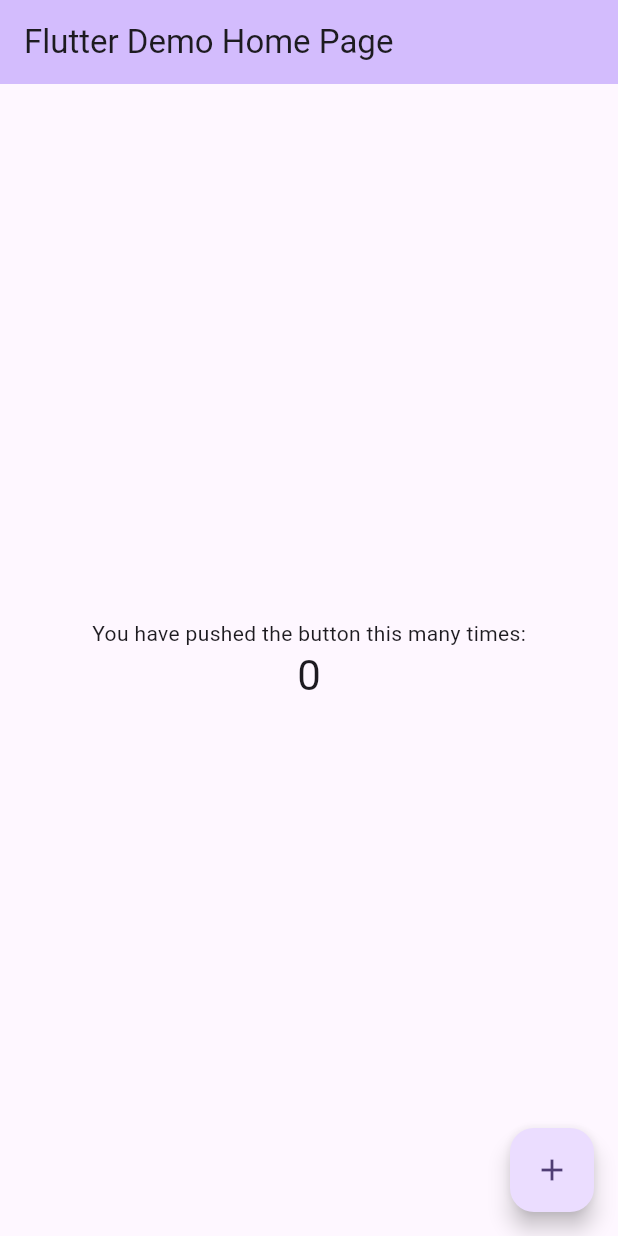
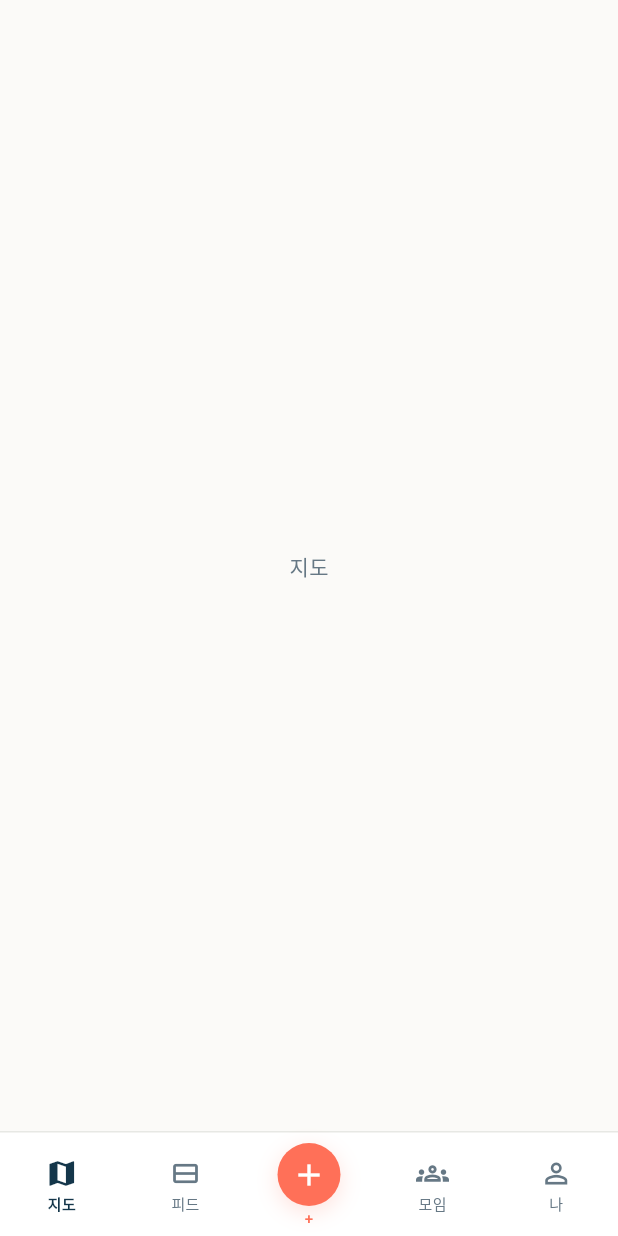
Before and after one commit to jigyeonkim26-ops/DxTeam3, a Flutter app: the screen it shows after launch, on a phone screen of 412 x 824 dp. Run offline on Flutter 3.47's test engine with Material 3 defaults, Android fonts, the phone set to English and light mode, and no system bars.

Commit message:
feat: add Flutter app shell navigation

```diff
--- /dev/null
+++ b/overlap/frontend/lib/core/constants/app_colors.dart
@@ -0,0 +1,14 @@
+import 'package:flutter/material.dart';
+
+/// OVERLAP 목업의 색상 토큰입니다.
+abstract final class AppColors {
+  static const Color paper = Color(0xFFFBFAF8);
+  static const Color surface = Color(0xFFFFFFFF);
+  static const Color softMint = Color(0xFFC9E2D5);
+  static const Color paleMint = Color(0xFFDCEFE5);
+  static const Color deepNavy = Color(0xFF14364A);
+  static const Color ink = Color(0xFF173244);
+  static const Color muted = Color(0xFF667885);
+  static const Color coral = Color(0xFFFF7058);
+  static const Color divider = Color(0xFFE7E8E4);
+}
--- /dev/null
+++ b/overlap/frontend/lib/core/constants/app_spacing.dart
@@ -0,0 +1,13 @@
+/// 화면 여백과 모서리 반경을 통일하기 위한 간격 토큰입니다.
+abstract final class AppSpacing {
+  static const double xxs = 4;
+  static const double xs = 8;
+  static const double sm = 12;
+  static const double md = 16;
+  static const double lg = 24;
+  static const double xl = 32;
+
+  static const double cardRadius = 20;
+  static const double buttonRadius = 16;
+  static const double pillRadius = 999;
+}
--- /dev/null
+++ b/overlap/frontend/lib/core/theme/app_theme.dart
@@ -0,0 +1,109 @@
+import 'package:flutter/material.dart';
+
+import '../constants/app_colors.dart';
+import '../constants/app_spacing.dart';
+
+abstract final class AppTheme {
+  static ThemeData light() {
+    const colorScheme = ColorScheme.light(
+      primary: AppColors.deepNavy,
+      onPrimary: Colors.white,
+      secondary: AppColors.coral,
+      onSecondary: Colors.white,
+      surface: AppColors.surface,
+      onSurface: AppColors.ink,
+      error: AppColors.coral,
+      onError: Colors.white,
+    );
+
+    return ThemeData(
+      useMaterial3: true,
+      colorScheme: colorScheme,
+      scaffoldBackgroundColor: AppColors.paper,
+      dividerColor: AppColors.divider,
+      textTheme: const TextTheme(
+        headlineSmall: TextStyle(
+          color: AppColors.ink,
+          fontWeight: FontWeight.w700,
+          letterSpacing: -0.8,
+        ),
+        bodyLarge: TextStyle(color: AppColors.ink),
+        bodyMedium: TextStyle(color: AppColors.muted),
+        labelLarge: TextStyle(fontWeight: FontWeight.w700),
+      ),
+      appBarTheme: const AppBarTheme(
+        backgroundColor: AppColors.surface,
+        foregroundColor: AppColors.ink,
+        elevation: 0,
+        scrolledUnderElevation: 0,
+        centerTitle: true,
+        surfaceTintColor: Colors.transparent,
+      ),
+      cardTheme: const CardThemeData(
+        color: AppColors.surface,
+        elevation: 0,
+        margin: EdgeInsets.zero,
+        surfaceTintColor: Colors.transparent,
+        shape: RoundedRectangleBorder(
+          borderRadius: BorderRadius.all(
+            Radius.circular(AppSpacing.cardRadius),
+          ),
+        ),
+      ),
+      elevatedButtonTheme: ElevatedButtonThemeData(
+        style: ElevatedButton.styleFrom(
+          backgroundColor: AppColors.deepNavy,
+          foregroundColor: Colors.white,
+          elevation: 0,
+          minimumSize: const Size(0, 52),
+          padding: const EdgeInsets.symmetric(horizontal: AppSpacing.lg),
+          shape: const RoundedRectangleBorder(
+            borderRadius: BorderRadius.all(
+              Radius.circular(AppSpacing.buttonRadius),
+            ),
+          ),
+          textStyle: const TextStyle(fontWeight: FontWeight.w700),
+        ),
+      ),
+      outlinedButtonTheme: OutlinedButtonThemeData(
+        style: OutlinedButton.styleFrom(
+          foregroundColor: AppColors.deepNavy,
+          backgroundColor: AppColors.paleMint,
+          side: BorderSide.none,
+          minimumSize: const Size(0, 52),
+          shape: const RoundedRectangleBorder(
+            borderRadius: BorderRadius.all(
+              Radius.circular(AppSpacing.buttonRadius),
+            ),
+          ),
+        ),
+      ),
+      inputDecorationTheme: const InputDecorationTheme(
+        filled: true,
+        fillColor: AppColors.surface,
+        contentPadding: EdgeInsets.symmetric(
+          horizontal: AppSpacing.md,
+          vertical: AppSpacing.sm,
+        ),
+        border: OutlineInputBorder(
+          borderRadius: BorderRadius.all(
+            Radius.circular(AppSpacing.buttonRadius),
+          ),
+          borderSide: BorderSide(color: AppColors.divider),
+        ),
+        enabledBorder: OutlineInputBorder(
+          borderRadius: BorderRadius.all(
+            Radius.circular(AppSpacing.buttonRadius),
+          ),
+          borderSide: BorderSide(color: AppColors.divider),
+        ),
+        focusedBorder: OutlineInputBorder(
+          borderRadius: BorderRadius.all(
+            Radius.circular(AppSpacing.buttonRadius),
+          ),
+          borderSide: BorderSide(color: AppColors.deepNavy, width: 1.5),
+        ),
+      ),
+    );
+  }
+}
--- /dev/null
+++ b/overlap/frontend/lib/features/group/screens/groups_screen.dart
@@ -0,0 +1,10 @@
+import 'package:flutter/material.dart';
+
+class GroupsScreen extends StatelessWidget {
+  const GroupsScreen({super.key});
+
+  @override
+  Widget build(BuildContext context) {
+    return const Center(child: Text('모임'));
+  }
+}
--- /dev/null
+++ b/overlap/frontend/lib/features/home/screens/app_shell_screen.dart
@@ -0,0 +1,146 @@
+import 'package:flutter/material.dart';
+
+import '../../../core/constants/app_colors.dart';
+import '../../../core/constants/app_spacing.dart';
+import '../../group/screens/groups_screen.dart';
+import '../../map/screens/map_screen.dart';
+import '../../memory/screens/feed_screen.dart';
+import '../../memory/screens/record_compose_screen.dart';
+import '../../user/screens/profile_screen.dart';
+
+class AppShellScreen extends StatefulWidget {
+  const AppShellScreen({super.key});
+
+  @override
+  State<AppShellScreen> createState() => _AppShellScreenState();
+}
+
+class _AppShellScreenState extends State<AppShellScreen> {
+  int _selectedIndex = 0;
+
+  static const _screens = <Widget>[
+    MapScreen(),
+    FeedScreen(),
+    RecordComposeScreen(),
+    GroupsScreen(),
+    ProfileScreen(),
+  ];
+
+  static const _items = <_NavigationItem>[
+    _NavigationItem('지도', Icons.map_outlined, Icons.map),
+    _NavigationItem('피드', Icons.view_stream_outlined, Icons.view_stream),
+    _NavigationItem('새 기록', Icons.add, Icons.add),
+    _NavigationItem('모임', Icons.groups_outlined, Icons.groups),
+    _NavigationItem('나', Icons.person_outline, Icons.person),
+  ];
+
+  @override
+  Widget build(BuildContext context) {
+    return Scaffold(
+      body: SafeArea(
+        bottom: false,
+        child: IndexedStack(index: _selectedIndex, children: _screens),
+      ),
+      bottomNavigationBar: SafeArea(
+        top: false,
+        child: Container(
+          height: 70,
+          decoration: const BoxDecoration(
+            color: AppColors.surface,
+            border: Border(top: BorderSide(color: AppColors.divider)),
+          ),
+          child: Row(
+            children: List.generate(_items.length, (index) {
+              final item = _items[index];
+              return Expanded(
+                child: _BottomNavigationItem(
+                  item: item,
+                  selected: _selectedIndex == index,
+                  isCompose: index == 2,
+                  onTap: () => setState(() => _selectedIndex = index),
+                ),
+              );
+            }),
+          ),
+        ),
+      ),
+    );
+  }
+}
+
+class _NavigationItem {
+  const _NavigationItem(this.label, this.outlinedIcon, this.selectedIcon);
+
+  final String label;
+  final IconData outlinedIcon;
+  final IconData selectedIcon;
+}
+
+class _BottomNavigationItem extends StatelessWidget {
+  const _BottomNavigationItem({
+    required this.item,
+    required this.selected,
+    required this.isCompose,
+    required this.onTap,
+  });
+
+  final _NavigationItem item;
+  final bool selected;
+  final bool isCompose;
+  final VoidCallback onTap;
+
+  @override
+  Widget build(BuildContext context) {
+    final color = selected ? AppColors.deepNavy : AppColors.muted;
+
+    return Semantics(
+      button: true,
+      selected: selected,
+      label: item.label,
+      child: InkWell(
+        onTap: onTap,
+        child: Padding(
+          padding: const EdgeInsets.only(top: AppSpacing.xxs, bottom: 2),
+          child: Column(
+            mainAxisAlignment: MainAxisAlignment.center,
+            children: [
+              if (isCompose)
+                Container(
+                  width: 42,
+                  height: 42,
+                  margin: const EdgeInsets.only(bottom: 1),
+                  decoration: const BoxDecoration(
+                    color: AppColors.coral,
+                    shape: BoxShape.circle,
+                    boxShadow: [
+                      BoxShadow(
+                        color: Color(0x33FF7058),
+                        blurRadius: 12,
+                        offset: Offset(0, 4),
+                      ),
+                    ],
+                  ),
+                  child: Icon(Icons.add, color: Colors.white),
+                )
+              else
+                Icon(
+                  selected ? item.selectedIcon : item.outlinedIcon,
+                  color: color,
+                  size: 22,
+                ),
+              SizedBox(height: isCompose ? 0 : 2),
+              Text(
+                isCompose ? '+' : item.label,
+                style: TextStyle(
+                  color: isCompose ? AppColors.coral : color,
+                  fontSize: 10,
+                  fontWeight: selected ? FontWeight.w700 : FontWeight.w500,
+                ),
+              ),
+            ],
+          ),
+        ),
+      ),
+    );
+  }
+}
--- /dev/null
+++ b/overlap/frontend/lib/features/map/screens/map_screen.dart
@@ -0,0 +1,10 @@
+import 'package:flutter/material.dart';
+
+class MapScreen extends StatelessWidget {
+  const MapScreen({super.key});
+
+  @override
+  Widget build(BuildContext context) {
+    return const Center(child: Text('지도'));
+  }
+}
--- /dev/null
+++ b/overlap/frontend/lib/features/memory/screens/feed_screen.dart
@@ -0,0 +1,10 @@
+import 'package:flutter/material.dart';
+
+class FeedScreen extends StatelessWidget {
+  const FeedScreen({super.key});
+
+  @override
+  Widget build(BuildContext context) {
+    return const Center(child: Text('피드'));
+  }
+}
--- /dev/null
+++ b/overlap/frontend/lib/features/memory/screens/record_compose_screen.dart
@@ -0,0 +1,10 @@
+import 'package:flutter/material.dart';
+
+class RecordComposeScreen extends StatelessWidget {
+  const RecordComposeScreen({super.key});
+
+  @override
+  Widget build(BuildContext context) {
+    return const Center(child: Text('새 기록'));
+  }
+}
--- /dev/null
+++ b/overlap/frontend/lib/features/user/screens/profile_screen.dart
@@ -0,0 +1,10 @@
+import 'package:flutter/material.dart';
+
+class ProfileScreen extends StatelessWidget {
+  const ProfileScreen({super.key});
+
+  @override
+  Widget build(BuildContext context) {
+    return const Center(child: Text('나'));
+  }
+}
--- a/overlap/frontend/lib/main.dart
+++ b/overlap/frontend/lib/main.dart
@@ -1,122 +1,22 @@
 import 'package:flutter/material.dart';
 
+import 'core/theme/app_theme.dart';
+import 'features/home/screens/app_shell_screen.dart';
+
 void main() {
-  runApp(const MyApp());
+  runApp(const OverlapApp());
 }
 
-class MyApp extends StatelessWidget {
-  const MyApp({super.key});
+class OverlapApp extends StatelessWidget {
+  const OverlapApp({super.key});
 
-  // This widget is the root of your application.
   @override
   Widget build(BuildContext context) {
     return MaterialApp(
-      title: 'Flutter Demo',
-      theme: ThemeData(
-        // This is the theme of your application.
-        //
-        // TRY THIS: Try running your application with "flutter run". You'll see
-        // the application has a purple toolbar. Then, without quitting the app,
-        // try changing the seedColor in the colorScheme below to Colors.green
-        // and then invoke "hot reload" (save your changes or press the "hot
-        // reload" button in a Flutter-supported IDE, or press "r" if you used
-        // the command line to start the app).
-        //
-        // Notice that the counter didn't reset back to zero; the application
-        // state is not lost during the reload. To reset the state, use hot
-        // restart instead.
-        //
-        // This works for code too, not just values: Most code changes can be
-        // tested with just a hot reload.
-        colorScheme: .fromSeed(seedColor: Colors.deepPurple),
-      ),
-      home: const MyHomePage(title: 'Flutter Demo Home Page'),
+      title: 'OVERLAP',
+      debugShowCheckedModeBanner: false,
+      theme: AppTheme.light(),
+      home: const AppShellScreen(),
     );
   }
 }
-
-class MyHomePage extends StatefulWidget {
-  const MyHomePage({super.key, required this.title});
-
-  // This widget is the home page of your application. It is stateful, meaning
-  // that it has a State object (defined below) that contains fields that affect
-  // how it looks.
-
-  // This class is the configuration for the state. It holds the values (in this
-  // case the title) provided by the parent (in this case the App widget) and
-  // used by the build method of the State. Fields in a Widget subclass are
-  // always marked "final".
-
-  final String title;
-
-  @override
-  State<MyHomePage> createState() => _MyHomePageState();
-}
-
-class _MyHomePageState extends State<MyHomePage> {
-  int _counter = 0;
-
-  void _incrementCounter() {
-    setState(() {
-      // This call to setState tells the Flutter framework that something has
-      // changed in this State, which causes it to rerun the build method below
-      // so that the display can reflect the updated values. If we changed
-      // _counter without calling setState(), then the build method would not be
-      // called again, and so nothing would appear to happen.
-      _counter++;
-    });
-  }
-
-  @override
-  Widget build(BuildContext context) {
-    // This method is rerun every time setState is called, for instance as done
-    // by the _incrementCounter method above.
-    //
-    // The Flutter framework has been optimized to make rerunning build methods
-    // fast, so that you can just rebuild anything that needs updating rather
-    // than having to individually change instances of widgets.
-    return Scaffold(
-      appBar: AppBar(
-        // TRY THIS: Try changing the color here to a specific color (to
-        // Colors.amber, perhaps?) and trigger a hot reload to see the AppBar
-        // change color while the other colors stay the same.
-        backgroundColor: Theme.of(context).colorScheme.inversePrimary,
-        // Here we take the value from the MyHomePage object that was created by
-        // the App.build method, and use it to set our appbar title.
-        title: Text(widget.title),
-      ),
-      body: Center(
-        // Center is a layout widget. It takes a single child and positions it
-        // in the middle of the parent.
-        child: Column(
-          // Column is also a layout widget. It takes a list of children and
-          // arranges them vertically. By default, it sizes itself to fit its
-          // children horizontally, and tries to be as tall as its parent.
-          //
-          // Column has various properties to control how it sizes itself and
-          // how it positions its children. Here we use mainAxisAlignment to
-          // center the children vertically; the main axis here is the vertical
-          // axis because Columns are vertical (the cross axis would be
-          // horizontal).
-          //
-          // TRY THIS: Invoke "debug painting" (choose the "Toggle Debug Paint"
-          // action in the IDE, or press "p" in the console), to see the
-          // wireframe for each widget.
-          mainAxisAlignment: .center,
-          children: [
-            const Text('You have pushed the button this many times:'),
-            Text(
-              '$_counter',
-              style: Theme.of(context).textTheme.headlineMedium,
-            ),
-          ],
-        ),
-      ),
-      floatingActionButton: FloatingActionButton(
-        onPressed: _incrementCounter,
-        tooltip: 'Increment',
-        child: const Icon(Icons.add),
-      ),
-    );
-  }
-}
```
